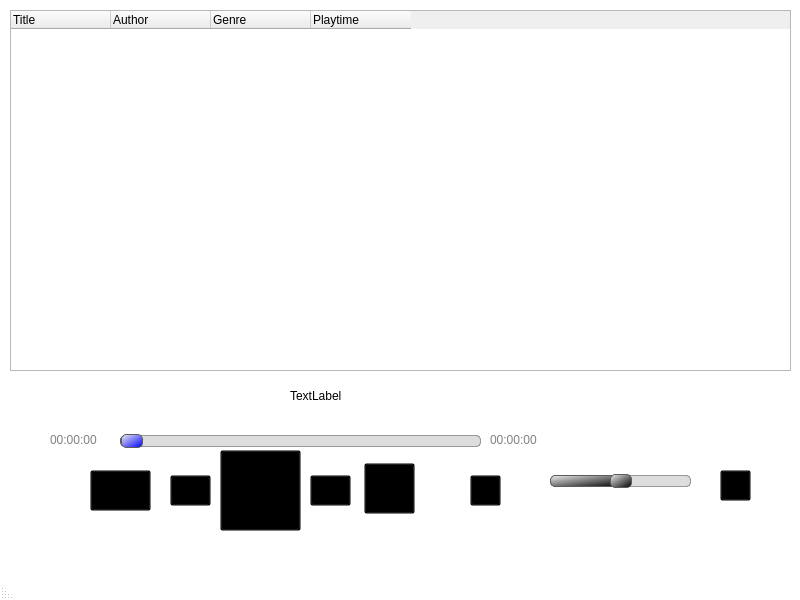
Qt form MP3-Player/mainwindow.ui (stephanHAWK/Lufthansa_TechnikAG_MP3-Player) before a commit.
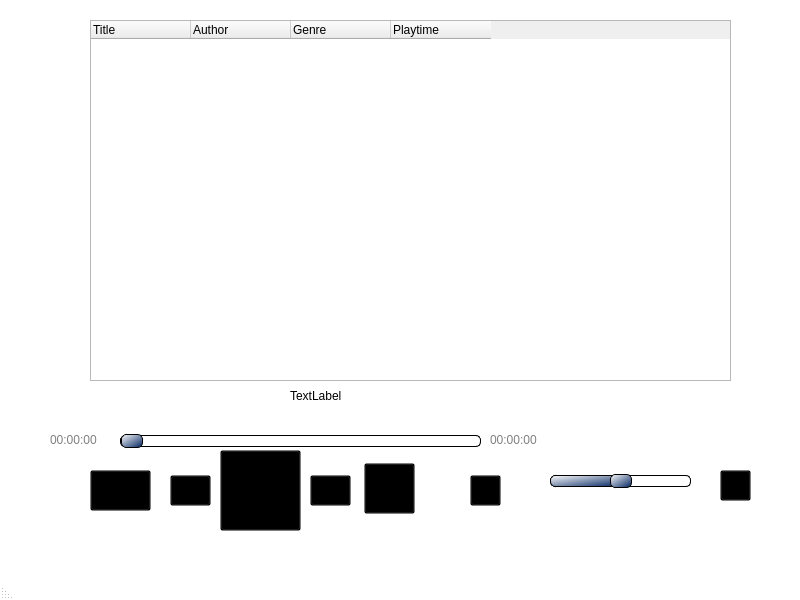
The same form after that commit. Icons and pictures are not drawn.

Diff of the .ui file:
```diff
--- a/MP3-Player/mainwindow.ui
+++ b/MP3-Player/mainwindow.ui
@@ -320,16 +320,16 @@
     <property name="styleSheet">
      <string notr="true">QSlider::groove:horizontal 
 {
-    border: 1px solid #5c5c5c;
-    background: #dddddd;
+    border: 1px solid black;
+    background: white;
     height: 10px;
     border-radius: 5px;
 }
 
 QSlider::handle:horizontal 
 {
-    background: qlineargradient(x1:0, y1:0, x2:1, y2:1, stop:0 #eeeeee, stop:1 black);
-    border: 1px solid #5c5c5c;
+    background: qlineargradient(x1:0, y1:0, x2:1, y2:1, stop:0 white, stop:1 #00235f);
+    border: 1px solid black;
     width: 20px;
     margin: -2px 0;
     border-radius: 5px;
@@ -338,16 +338,16 @@
 /* color on the right side from handle */
 QSlider::add-page:horizontal
  {
-    background: #dddddd;  
-    border: 1px solid #999999;
+    background: white;  
+    border: 1px solid black;
     border-radius: 5px;
 }
 
  /* color on the left side from handle */
 QSlider::sub-page:horizontal
  {
-    background: qlineargradient(x1:0, y1:0, x2:1, y2:1, stop:0 #eeeeee, stop:1 black);
-    border: 1px solid #5c5c5c;
+    background: qlineargradient(x1:0, y1:0, x2:1, y2:1, stop:0 white, stop:1 #00235f);
+    border: 1px solid black;
     border-radius: 5px;
 }</string>
     </property>
@@ -415,9 +415,9 @@
    <widget class="QTableWidget" name="tableWidget">
     <property name="geometry">
      <rect>
-      <x>10</x>
-      <y>10</y>
-      <width>781</width>
+      <x>90</x>
+      <y>20</y>
+      <width>641</width>
       <height>361</height>
      </rect>
     </property>
@@ -430,10 +430,17 @@
     <property name="styleSheet">
      <string notr="true">QTableWidget::item
 {
-	background-color: blue;
-    border: 1px solid black;
+	color: black;
+	background-color: qlineargradient(x1:0, y1:0, x2:1, y2:1, stop:0 #4d658f, stop:1 #8091af);
+	border-bottom: 1px solid black; 
+	border-top: 1px solid black;
 }
-</string>
+
+QTableWidget::item:hover
+{
+	background-color: qlineargradient(x1:0, y1:0, x2:1, y2:1, stop:0 #8091af, stop:1#99a7bf);
+    border: 1px solid black;
+}</string>
     </property>
     <column>
      <property name="text">
@@ -490,16 +497,16 @@
     <property name="styleSheet">
      <string notr="true">QSlider::groove:horizontal 
 {
-    border: 1px solid #5c5c5c;
-    background: #dddddd;
+    border: 1px solid black;
+    background: white;
     height: 10px;
     border-radius: 5px;
 }
 
 QSlider::handle:horizontal 
 {
-    background: qlineargradient(x1:0, y1:0, x2:1, y2:1, stop:0 #eeeeee, stop:1 blue);
-    border: 1px solid #5c5c5c;
+    background: qlineargradient(x1:0, y1:0, x2:1, y2:1, stop:0 white, stop:1 #00235f);
+    border: 1px solid black;
     width: 20px;
     margin: -2px 0;
     border-radius: 5px;
@@ -508,16 +515,16 @@
 /* color on the right side from handle */
 QSlider::add-page:horizontal
  {
-    background: #dddddd;  
-    border: 1px solid #999999;
+    background: white;  
+    border: 1px solid black;
     border-radius: 5px;
 }
 
  /* color on the left side from handle */
 QSlider::sub-page:horizontal
  {
-    background: qlineargradient(x1:0, y1:0, x2:1, y2:1, stop:0 #eeeeee, stop:1 blue);
-    border: 1px solid #5c5c5c;
+    background: qlineargradient(x1:0, y1:0, x2:1, y2:1, stop:0 white, stop:1 #00235f);
+    border: 1px solid black;
     border-radius: 5px;
 }</string>
     </property>
```
Left out of the diff: 13 changed lines with no effect on the pictures.
